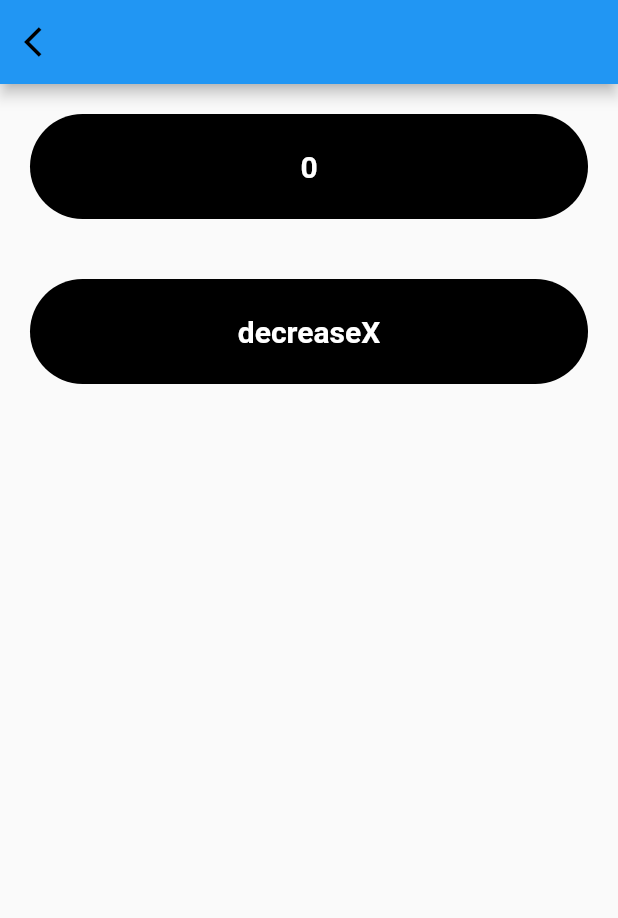
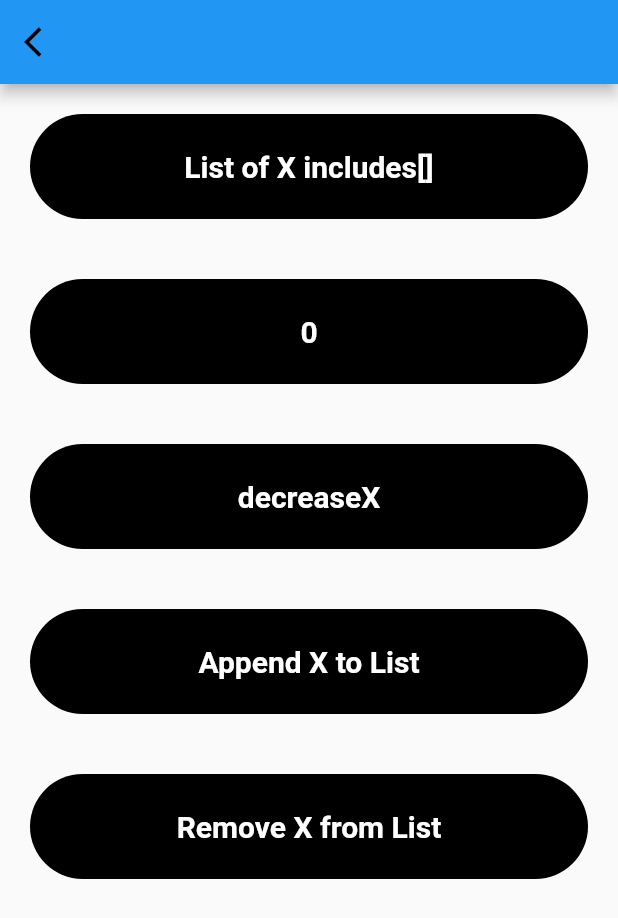
Before and after one commit to drex007/Flutter_state_management_getx, a Flutter app: the FirstPage screen opened directly, on a phone screen of 412 x 824 dp. Shown: the top 918 px of the screen. Run offline on Flutter 3.47's test engine with Material 2 defaults, Android fonts, the phone set to English and light mode, and no system bars; our stand-ins replace get.

Commit message:
added list obs: getx

```diff
--- /dev/null
+++ b/lib/controller/list_controller.dart
@@ -0,0 +1,19 @@
+import 'package:get/get.dart';
+
+class ListController {
+RxList _list = [].obs ;
+RxList get list =>_list;
+
+
+
+void setList(int x){
+  _list.add(x);
+
+}
+
+
+void unsetList(int x){
+  _list.removeLast();
+
+}
+}
--- a/lib/controller/secondPage.dart
+++ b/lib/controller/secondPage.dart
@@ -1,6 +1,7 @@
 import 'package:flutter/cupertino.dart';
 import 'package:flutter/material.dart';
 import 'package:get/get.dart';
+import 'package:getx/controller/list_controller.dart';
 import 'package:getx/controller/tap_controller.dart';
 import 'package:getx/my_homepage.dart';
 
@@ -10,6 +11,7 @@ class SecondPage extends StatelessWidget {
   @override
   Widget build(BuildContext context) {
   TapController controller = Get.find();
+  ListController listcontroller = Get.put(ListController());
     return Scaffold(
       body: Column(
         mainAxisAlignment: MainAxisAlignment.center,
--- a/lib/first_page.dart
+++ b/lib/first_page.dart
@@ -1,5 +1,6 @@
 import 'package:flutter/material.dart';
 import 'package:get/get.dart';
+import 'package:getx/controller/list_controller.dart';
 import 'package:getx/controller/tap_controller.dart';
 import 'package:getx/my_homepage.dart';
 
@@ -8,7 +9,9 @@ class FirstPage extends StatelessWidget {
 
   @override
   Widget build(BuildContext context) {
+
     TapController controller = Get.find();
+    ListController listController = Get.put(ListController());
     return Scaffold(
       appBar: AppBar(
         leading: IconButton(onPressed: (){
@@ -20,6 +23,27 @@ class FirstPage extends StatelessWidget {
         width: double.maxFinite,
         child: Column(
           children: [
+            Obx(()=>Container(
+                    margin: const EdgeInsets.all(20),
+                    width: double.maxFinite,
+                    height: 70,
+                        decoration: BoxDecoration(
+                          borderRadius: BorderRadius.circular(35),
+                          color: Colors.black,
+                      ),
+                      child: Center(
+                      child:
+                      Text("List of X includes"  + listController.list.value.toString(), style: TextStyle(
+                      color: Colors.white,
+                      fontSize: 20,
+                      fontWeight: FontWeight.bold,
+
+                    ),
+                    )
+                    ),
+
+                )
+                ),
             GetBuilder<TapController>(builder: (_){
               return Container(
                   margin: const EdgeInsets.all(20),
@@ -67,6 +91,58 @@ class FirstPage extends StatelessWidget {
 
                 ),
             ),
+            GestureDetector(
+              onTap: (){
+                listController.setList(controller.x);
+
+              },
+              child: Container(
+                  margin: const EdgeInsets.all(20),
+                  width: double.maxFinite,
+                  height: 70,
+                      decoration: BoxDecoration(
+                        borderRadius: BorderRadius.circular(35),
+                        color: Colors.black,
+                    ),
+                    child: Center(
+                    child:
+                    Text("Append X to List", style: TextStyle(
+                    color: Colors.white,
+                    fontSize: 20,
+                    fontWeight: FontWeight.bold,
+
+                  ),
+                  )
+                  ),
+
+              ),
+            ),
+             GestureDetector(
+              onTap: (){
+                listController.unsetList(controller.x);
+
+              },
+              child: Container(
+                  margin: const EdgeInsets.all(20),
+                  width: double.maxFinite,
+                  height: 70,
+                      decoration: BoxDecoration(
+                        borderRadius: BorderRadius.circular(35),
+                        color: Colors.black,
+                    ),
+                    child: Center(
+                    child:
+                    Text("Remove X from List", style: TextStyle(
+                    color: Colors.white,
+                    fontSize: 20,
+                    fontWeight: FontWeight.bold,
+
+                  ),
+                  )
+                  ),
+
+              ),
+            ),
 
           ],
         ),
```
Also changed, not shown: lib/main.dart (+1 -9 lines).
